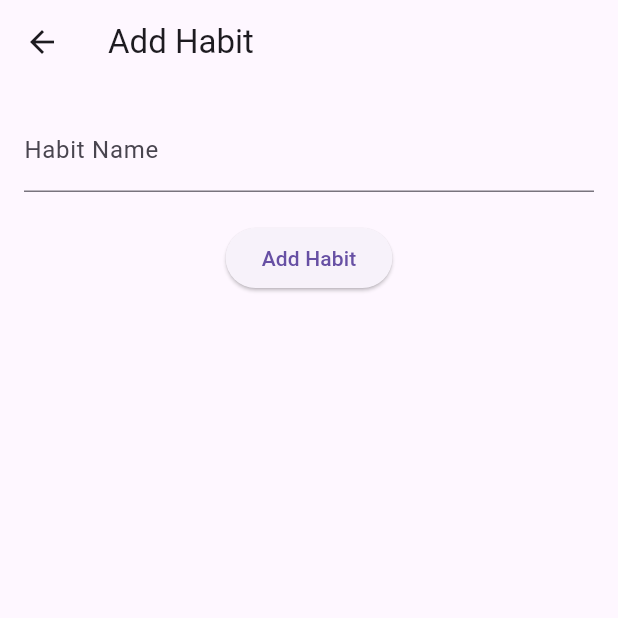
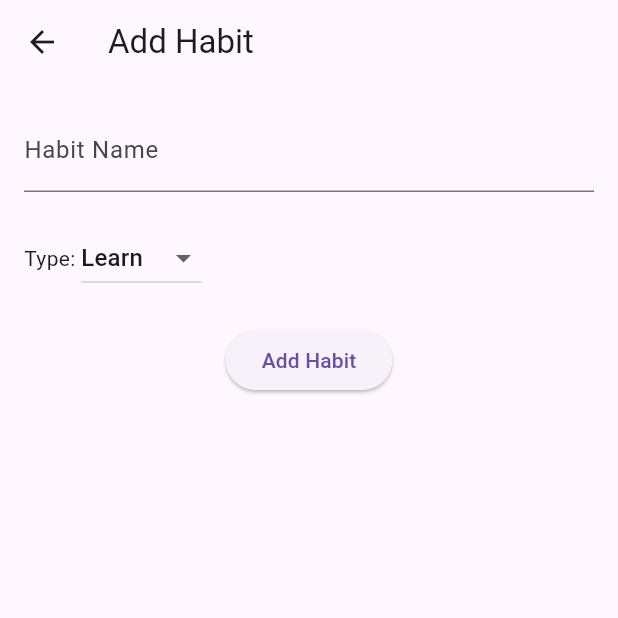
Before and after one commit to Phil-Ebsworth/habit, a Flutter app: the screen it shows after launch, after a tap on the "add" icon, on a phone screen of 412 x 824 dp, the top half of it. Run offline on Flutter 3.47's test engine with Material 3 defaults, Android fonts, the phone set to English and light mode, and no system bars; our stand-ins replace bloc, cloud_firestore, equatable, firebase_core, flutter_bloc; accounts and stored records are empty.

Commit message:
added good/bad habit screen with bloc

```diff
--- /dev/null
+++ b/lib/bloc/navigation_bloc.dart
@@ -0,0 +1,11 @@
+import 'package:flutter_bloc/flutter_bloc.dart';
+import 'navigation_event.dart';
+import 'navigation_state.dart';
+
+class NavigationBloc extends Bloc<NavigationEvent, NavigationState> {
+  NavigationBloc() : super(NavigationState.initial()) {
+    on<SelectTabEvent>((event, emit) {
+      emit(state.copyWith(selectedTabIndex: event.selectedTabIndex));
+    });
+  }
+}
--- /dev/null
+++ b/lib/bloc/navigation_event.dart
@@ -0,0 +1,15 @@
+import 'package:equatable/equatable.dart';
+
+abstract class NavigationEvent extends Equatable {
+  @override
+  List<Object> get props => [];
+}
+
+class SelectTabEvent extends NavigationEvent {
+  final int selectedTabIndex;
+
+  SelectTabEvent(this.selectedTabIndex);
+
+  @override
+  List<Object> get props => [selectedTabIndex];
+}
--- /dev/null
+++ b/lib/bloc/navigation_state.dart
@@ -0,0 +1,22 @@
+import 'package:equatable/equatable.dart';
+
+class NavigationState extends Equatable {
+  final int selectedTabIndex;
+
+  NavigationState({required this.selectedTabIndex});
+
+  factory NavigationState.initial() {
+    return NavigationState(
+        selectedTabIndex:
+            0); // Standardmäßig erste Registerkarte (Learn Habits)
+  }
+
+  NavigationState copyWith({int? selectedTabIndex}) {
+    return NavigationState(
+      selectedTabIndex: selectedTabIndex ?? this.selectedTabIndex,
+    );
+  }
+
+  @override
+  List<Object> get props => [selectedTabIndex];
+}
--- a/lib/main.dart
+++ b/lib/main.dart
@@ -2,9 +2,10 @@ import 'package:flutter/material.dart';
 import 'package:flutter_bloc/flutter_bloc.dart';
 import 'package:firebase_core/firebase_core.dart';
 import 'bloc/habit_bloc.dart';
+import 'bloc/navigation_bloc.dart'; // Importiere den Navigation BLoC
 import 'bloc/habit_event.dart';
 import 'repositories/habit_repository.dart';
-import 'screens/home_screen.dart';
+import 'screens/habit_navigation_screen.dart'; // Importiere die BLoC-basierte Navigation
 import 'screens/add_habit_screen.dart';
 
 void main() async {
@@ -18,13 +19,21 @@ class HabitTrackerApp extends StatelessWidget {
   Widget build(BuildContext context) {
     final HabitRepository habitRepository = HabitRepository();
 
-    return BlocProvider(
-      create: (context) => HabitBloc(habitRepository)..add(LoadHabits()),
+    return MultiBlocProvider(
+      providers: [
+        BlocProvider<HabitBloc>(
+          create: (context) => HabitBloc(habitRepository)..add(LoadHabits()),
+        ),
+        BlocProvider<NavigationBloc>(
+          create: (context) => NavigationBloc(),
+        ),
+      ],
       child: MaterialApp(
         title: 'Habit Tracker',
         initialRoute: '/',
         routes: {
-          '/': (context) => HomeScreen(),
+          '/': (context) =>
+              HabitNavigationScreen(), // Neue Startseite mit BLoC-Navigation
           '/add': (context) => AddHabitScreen(),
         },
       ),
--- a/lib/models/habit.dart
+++ b/lib/models/habit.dart
@@ -3,27 +3,28 @@ class Habit {
   final String name;
   final DateTime startDate;
   final List<bool> completionStatus;
-  int relapseCount; // Neues Feld für die Anzahl der Rückfälle
+  final bool isPositive; // Neues Feld für positive oder negative Gewohnheiten
+  int relapseCount;
 
   Habit({
     required this.id,
     required this.name,
     required this.startDate,
     required this.completionStatus,
-    this.relapseCount = 0, // Standardmäßig 0 Rückfälle
+    required this.isPositive, // Muss jetzt beim Erstellen angegeben werden
+    this.relapseCount = 0,
   });
 
-  // Firestore speichert Daten als Map
   Map<String, dynamic> toMap() {
     return {
       'name': name,
       'startDate': startDate.toIso8601String(),
       'completionStatus': completionStatus.map((e) => e ? 1 : 0).toList(),
-      'relapseCount': relapseCount, // Rückfälle speichern
+      'isPositive': isPositive, // Speichert, ob die Gewohnheit positiv ist
+      'relapseCount': relapseCount,
     };
   }
 
-  // Erstellt ein Habit-Objekt aus einem Firestore-Dokument
   static Habit fromMap(String id, Map<String, dynamic> map) {
     return Habit(
       id: id,
@@ -31,8 +32,9 @@ class Habit {
       startDate: DateTime.parse(map['startDate']),
       completionStatus: List<bool>.from(
           map['completionStatus'].map((e) => e == 1 ? true : false)),
-      relapseCount:
-          map['relapseCount'] ?? 0, // Standardmäßig 0, falls nicht vorhanden
+      isPositive:
+          map['isPositive'] ?? true, // Standardmäßig positive Gewohnheit
+      relapseCount: map['relapseCount'] ?? 0,
     );
   }
 }
--- a/lib/screens/add_habit_screen.dart
+++ b/lib/screens/add_habit_screen.dart
@@ -4,9 +4,15 @@ import '../models/habit.dart';
 import '../bloc/habit_bloc.dart';
 import '../bloc/habit_event.dart';
 
-class AddHabitScreen extends StatelessWidget {
+class AddHabitScreen extends StatefulWidget {
+  @override
+  _AddHabitScreenState createState() => _AddHabitScreenState();
+}
+
+class _AddHabitScreenState extends State<AddHabitScreen> {
   final _formKey = GlobalKey<FormState>();
   final TextEditingController _nameController = TextEditingController();
+  bool _isPositive = true; // Standardmäßig positive Gewohnheit
 
   @override
   Widget build(BuildContext context) {
@@ -31,19 +37,38 @@ class AddHabitScreen extends StatelessWidget {
                 },
               ),
               SizedBox(height: 20),
+              // Auswahlfeld für positive oder negative Gewohnheit
+              Row(
+                children: [
+                  Text('Type: '),
+                  DropdownButton<bool>(
+                    value: _isPositive,
+                    items: [
+                      DropdownMenuItem(value: true, child: Text('Learn')),
+                      DropdownMenuItem(value: false, child: Text('Unlearn')),
+                    ],
+                    onChanged: (value) {
+                      setState(() {
+                        _isPositive = value!;
+                      });
+                    },
+                  ),
+                ],
+              ),
+              SizedBox(height: 20),
               ElevatedButton(
                 onPressed: () {
                   if (_formKey.currentState!.validate()) {
-                    // Ein neues Habit-Objekt erstellen
+                    // Neues Habit erstellen
                     Habit newHabit = Habit(
-                      id: '', // Firestore erstellt die ID
+                      id: '',
                       name: _nameController.text,
                       startDate: DateTime.now(),
                       completionStatus: [],
+                      isPositive: _isPositive, // Gewohnheitstyp
                     );
-                    // Das AddHabit-Event an den BLoC senden
+                    // Event zum Hinzufügen der Gewohnheit senden
                     context.read<HabitBloc>().add(AddHabit(newHabit));
-                    // Zurück zum Home-Screen navigieren
                     Navigator.pop(context);
                   }
                 },
--- /dev/null
+++ b/lib/screens/habit_navigation_screen.dart
@@ -0,0 +1,61 @@
+import 'package:flutter/material.dart';
+import 'package:flutter_bloc/flutter_bloc.dart';
+import '../bloc/navigation_bloc.dart'; // Importiere den Navigation BLoC
+import '../bloc/navigation_event.dart';
+import '../bloc/navigation_state.dart';
+import 'positive_habit_screen.dart';
+import 'negative_habit_screen.dart';
+
+class HabitNavigationScreen extends StatelessWidget {
+  static List<Widget> _widgetOptions = <Widget>[
+    PositiveHabitsScreen(), // Bildschirm für positive Gewohnheiten
+    NegativeHabitsScreen(), // Bildschirm für negative Gewohnheiten
+  ];
+
+  @override
+  Widget build(BuildContext context) {
+    return Scaffold(
+      appBar: AppBar(
+        title: Text('Habit Tracker'),
+        actions: [
+          IconButton(
+            icon: Icon(Icons.add),
+            onPressed: () {
+              Navigator.pushNamed(context, '/add');
+            },
+          ),
+        ],
+      ),
+      body: BlocBuilder<NavigationBloc, NavigationState>(
+        builder: (context, state) {
+          // Zeige den aktuell ausgewählten Bildschirm basierend auf dem Zustand
+          return _widgetOptions.elementAt(state.selectedTabIndex);
+        },
+      ),
+      bottomNavigationBar: BlocBuilder<NavigationBloc, NavigationState>(
+        builder: (context, state) {
+          return BottomNavigationBar(
+            items: const <BottomNavigationBarItem>[
+              BottomNavigationBarItem(
+                icon: Icon(
+                    Icons.arrow_upward), // Symbol für positive Gewohnheiten
+                label: 'Learn Habits',
+              ),
+              BottomNavigationBarItem(
+                icon: Icon(
+                    Icons.arrow_downward), // Symbol für negative Gewohnheiten
+                label: 'Unlearn Habits',
+              ),
+            ],
+            currentIndex: state.selectedTabIndex,
+            selectedItemColor: Colors.blueAccent,
+            onTap: (index) {
+              // Event zum Wechseln der Registerkarte senden
+              context.read<NavigationBloc>().add(SelectTabEvent(index));
+            },
+          );
+        },
+      ),
+    );
+  }
+}
--- /dev/null
+++ b/lib/screens/positive_habit_screen.dart
@@ -0,0 +1,37 @@
+import 'package:flutter/material.dart';
+import 'package:flutter_bloc/flutter_bloc.dart';
+import '../bloc/habit_bloc.dart';
+import '../bloc/habit_event.dart';
+import '../bloc/habit_state.dart';
+import '../widgets/habit_tile.dart';
+
+class PositiveHabitsScreen extends StatelessWidget {
+  @override
+  Widget build(BuildContext context) {
+    return Scaffold(
+      appBar: AppBar(
+        title: Text('Positive Habits'),
+      ),
+      body: BlocBuilder<HabitBloc, HabitState>(
+        builder: (context, state) {
+          if (state is HabitsLoading) {
+            return Center(child: CircularProgressIndicator());
+          } else if (state is HabitsLoaded) {
+            // Nur positive Gewohnheiten anzeigen
+            final positiveHabits =
+                state.habits.where((habit) => habit.isPositive).toList();
+            return ListView.builder(
+              itemCount: positiveHabits.length,
+              itemBuilder: (context, index) {
+                return HabitTile(habit: positiveHabits[index]);
+              },
+            );
+          } else if (state is HabitsError) {
+            return Center(child: Text('Failed to load habits.'));
+          }
+          return Container();
+        },
+      ),
+    );
+  }
+}
```
Also changed, not shown: lib/screens/negative_habit_screen.dart (added, +37 -0 lines), lib/widgets/habit_tile.dart (+10 -5 lines).
